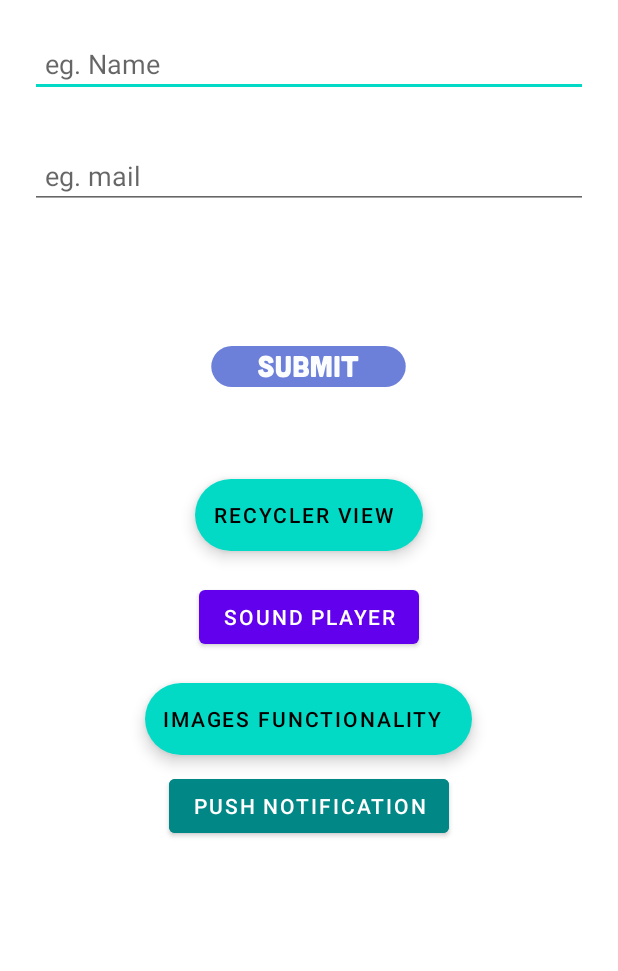
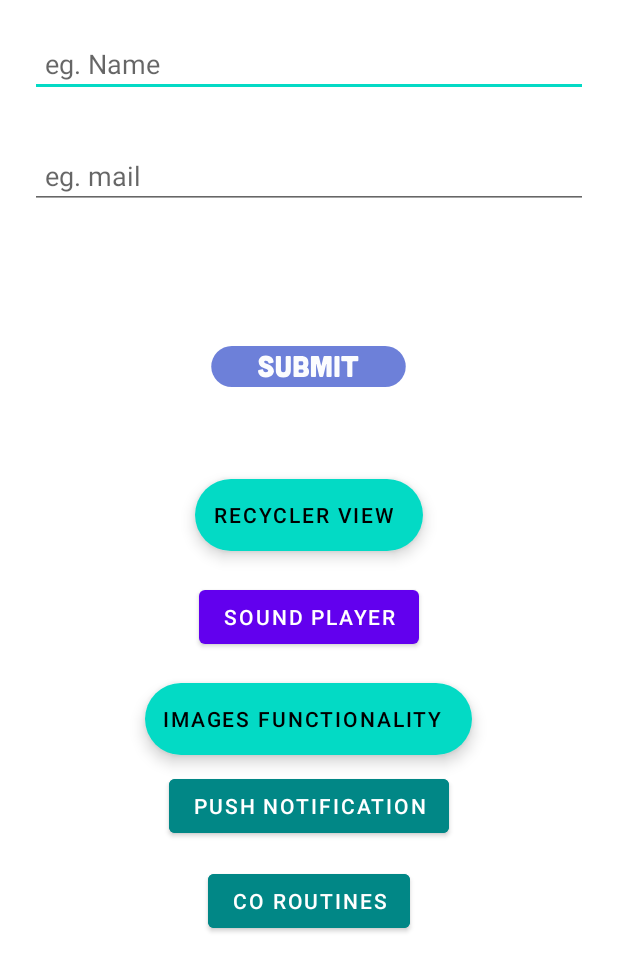
Before and after one commit to RiteshBakare/Demo-Application-Features, an Android app: the screen it shows after launch (MainActivity), on a phone screen of 412 x 824 dp. Shown: the top 971 px of the screen. Run offline under Robolectric (Android 15) with nearby library versions, the phone set to English and light mode, and no system bars.

Commit message:
this is the Demo version of Cooroutines

```diff
--- a/app/src/main/AndroidManifest.xml
+++ b/app/src/main/AndroidManifest.xml
@@ -3,7 +3,6 @@
     xmlns:tools="http://schemas.android.com/tools">
 
     <uses-permission android:name="android.permission.CAMERA" />
-
     <uses-permission android:name="android.permission.POST_NOTIFICATIONS" />
 
     <application
@@ -16,6 +15,9 @@
         android:supportsRtl="true"
         android:theme="@style/Theme.MyDemoApplication"
         tools:targetApi="31">
+        <activity
+            android:name=".CoroutinesActivity"
+            android:exported="false" />
         <activity
             android:name=".ImagesWithCamera"
             android:exported="false" />
--- a/app/src/main/java/com/gmail/riteshbakare420/myDemoApp/MainActivity.kt
+++ b/app/src/main/java/com/gmail/riteshbakare420/myDemoApp/MainActivity.kt
@@ -71,6 +71,10 @@ class MainActivity : AppCompatActivity() {
         })
 
 
+        findViewById<Button>(R.id.btnCoroutines).setOnClickListener {
+            startActivity(Intent(this,CoroutinesActivity::class.java))
+        }
+
         findViewById<Button>(R.id.ActivityRecyclerView).setOnClickListener {
             startActivity(Intent(this, ActivityRecyclerView::class.java))
         }
--- a/app/src/main/res/layout/activity_main.xml
+++ b/app/src/main/res/layout/activity_main.xml
@@ -78,4 +78,14 @@
         android:backgroundTint="@color/teal_700"
         />
 
+    <Button
+        android:id="@+id/btnCoroutines"
+        android:layout_width="wrap_content"
+        android:layout_height="wrap_content"
+        android:layout_gravity="center"
+        android:layout_margin="5dp"
+        android:text="Co Routines"
+        android:backgroundTint="@color/teal_700"
+        />
+
 </LinearLayout>
```
Also changed, not shown: app/src/main/java/com/gmail/riteshbakare420/myDemoApp/CoroutinesActivity.kt (added, +44 -0 lines), app/src/main/res/layout/activity_coroutines.xml (added, +43 -0 lines).
